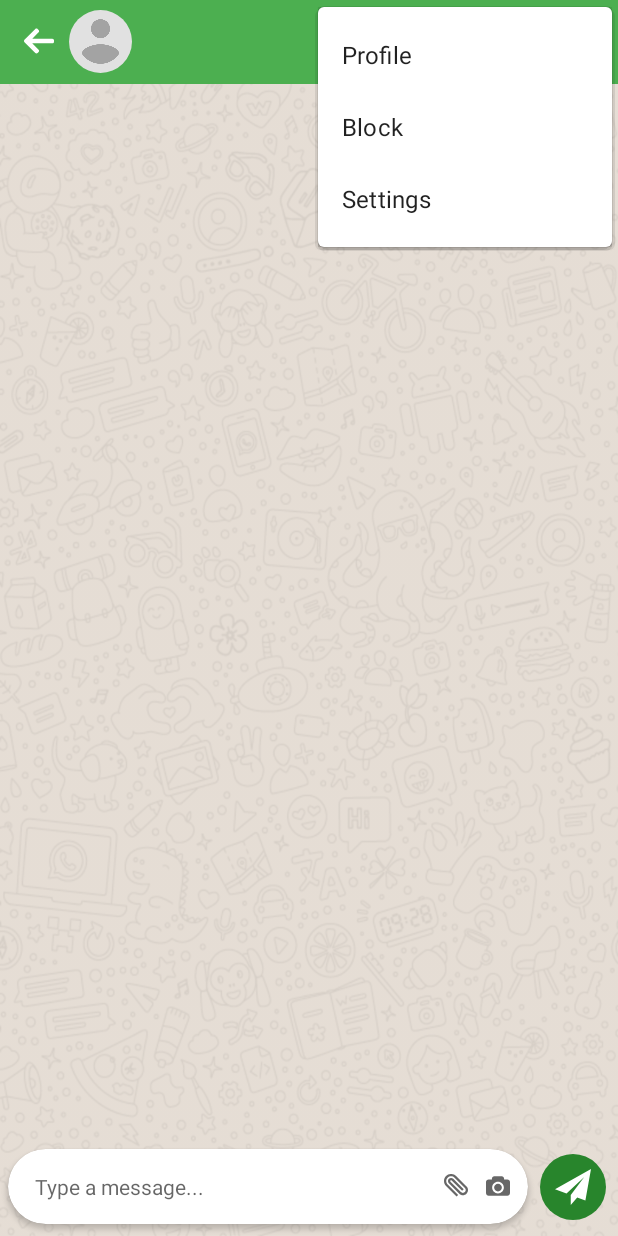
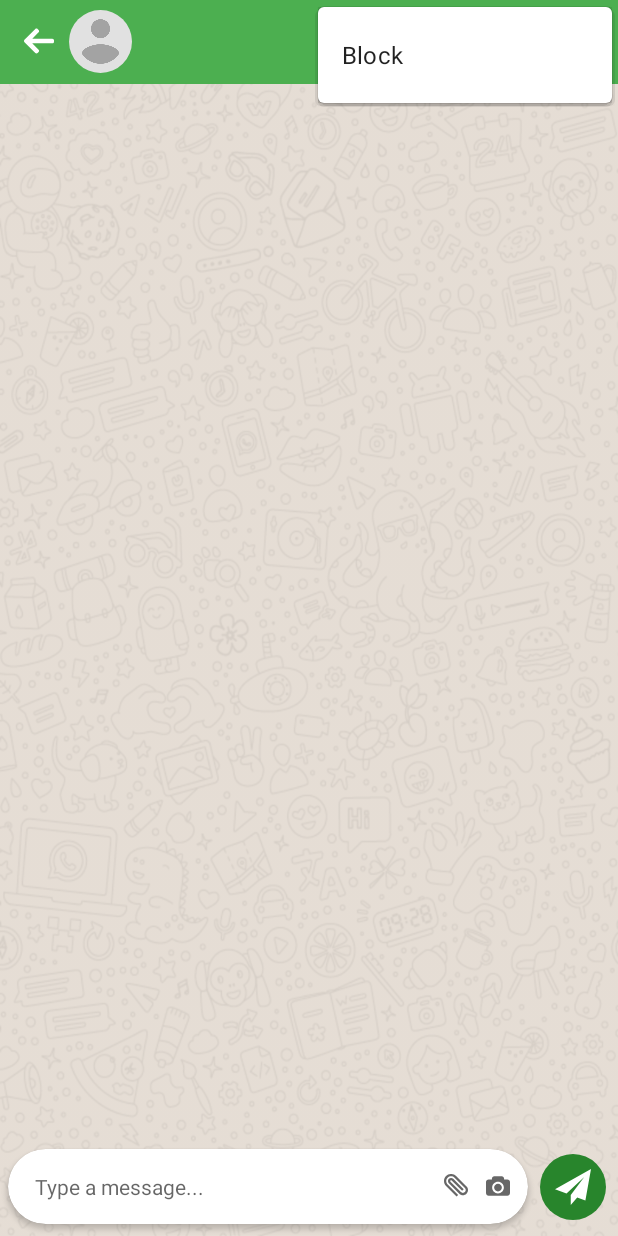
Before and after one commit to iamrakib097/LetsChat_SDP04, an Android app: the ChatActivity screen opened directly, with no data from a screen before it, with the options menu open, on a phone screen of 412 x 824 dp. Run offline under Robolectric (Android 15) with nearby library versions, the phone set to English and light mode, and no system bars; our stand-ins replace CircleImageView, Firebase (no records; nobody signed in at launch, a user with empty details on screens opened directly), Volley; libraries missing offline, so code that uses them is left out: com.github.pgreze.reactions; pictures from the network do not load; Roboto replaces fonts that are not available here; 1 statement that could not run was skipped.

Commit message:
only block

```diff
--- a/app/src/main/res/menu/chat_menu.xml
+++ b/app/src/main/res/menu/chat_menu.xml
@@ -10,7 +10,5 @@
         android:icon="@drawable/ic_call"
         android:title="Audio Call"
         app:showAsAction="always" />
-    <item android:title="Profile" />
     <item android:title="Block" />
-    <item android:title="Settings" />
 </menu>
```
